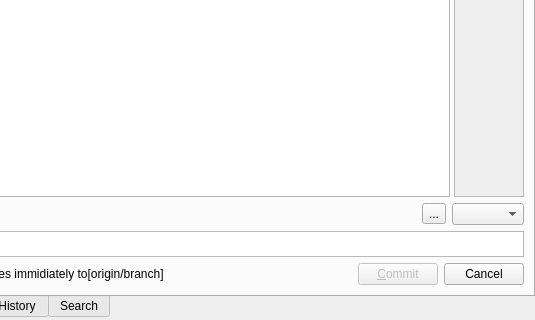
Before: the Qt Designer form qgitrepository.ui in bokic/gitmaster, drawn with Qt 5; both pictures show x 385 to 920 and y 388 to 708 of the 920 by 708 pixel window.
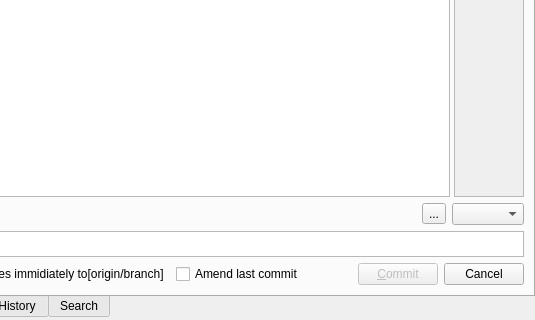
After: the same form once the commit is applied. Custom widgets are drawn as their Qt base class.

Commit message: Implement commit amending.

Patch:
```diff
--- a/qgitrepository.ui
+++ b/qgitrepository.ui
@@ -328,6 +328,13 @@
                </property>
               </widget>
              </item>
+             <item>
+              <widget class="QCheckBox" name="checkBox_amendCommit">
+               <property name="text">
+                <string>Amend last commit</string>
+               </property>
+              </widget>
+             </item>
              <item>
               <spacer name="horizontalSpacer_3">
                <property name="orientation">
```
The commit also changes 5 other files.
